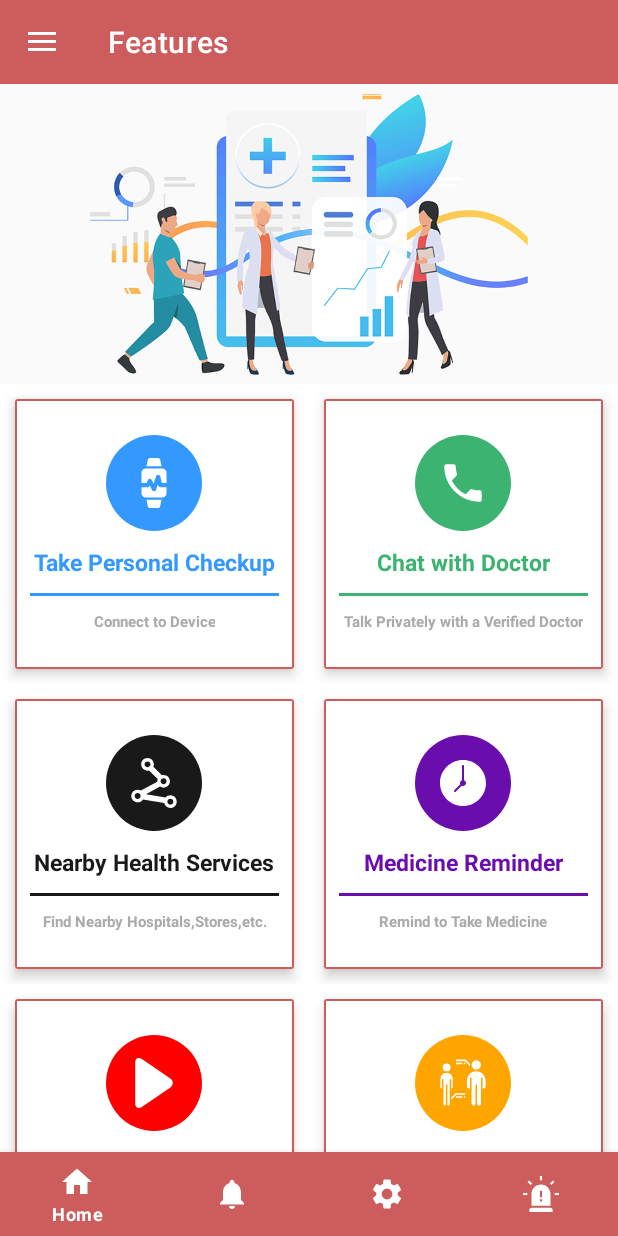
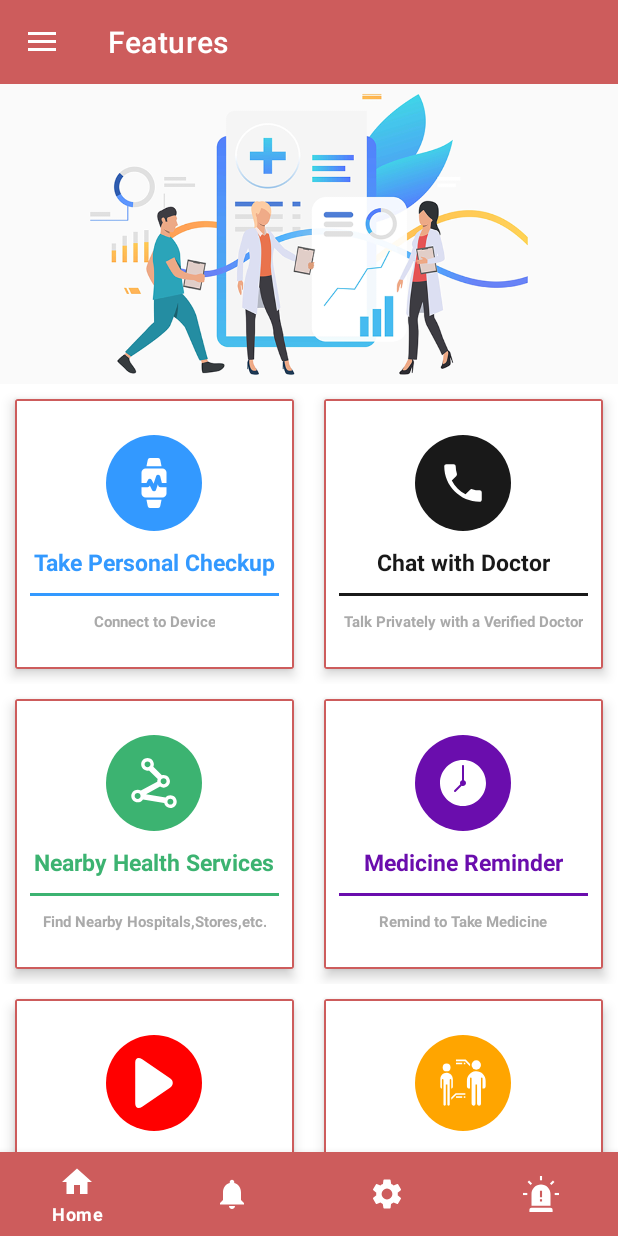
Before and after one commit to tdn1998/CareOnline, an Android app: the HomeFragment screen opened directly, with no data from a screen before it, on a phone screen of 412 x 824 dp. Run offline under Robolectric (Android 15) with nearby library versions, the phone set to English and light mode, and no system bars; our stand-ins replace CircleImageView, Firebase (no records; nobody signed in at launch, a user with empty details on screens opened directly), Picasso; libraries missing offline, so code that uses them is left out: com.daimajia.androidanimations.

Commit message:
theme color change

```diff
--- a/app/src/main/res/layout/fragment_home.xml
+++ b/app/src/main/res/layout/fragment_home.xml
@@ -100,7 +100,7 @@
                         android:layout_width="64dp"
                         android:layout_height="64dp"
                         android:background="@drawable/circle_back"
-                        android:backgroundTint="@color/MEDIUMSEAGREEN"
+                        android:backgroundTint="@color/light_black"
                         android:padding="15dp"
                         android:src="@drawable/call_icon" />
 
@@ -109,7 +109,7 @@
                         android:layout_height="wrap_content"
                         android:layout_marginTop="10dp"
                         android:text="Chat with Doctor"
-                        android:textColor="@color/MEDIUMSEAGREEN"
+                        android:textColor="@color/light_black"
                         android:textSize="15sp"
                         android:textStyle="bold" />
 
@@ -117,7 +117,7 @@
                         android:layout_width="match_parent"
                         android:layout_height="2dp"
                         android:layout_margin="10dp"
-                        android:background="@color/MEDIUMSEAGREEN" />
+                        android:background="@color/light_black" />
 
                     <TextView
                         android:layout_width="wrap_content"
@@ -164,7 +164,7 @@
                         android:layout_width="64dp"
                         android:layout_height="64dp"
                         android:background="@drawable/circle_back"
-                        android:backgroundTint="@color/light_black"
+                        android:backgroundTint="@color/MEDIUMSEAGREEN"
                         android:padding="15dp"
                         android:src="@drawable/travel_icon" />
 
@@ -173,7 +173,7 @@
                         android:layout_height="wrap_content"
                         android:layout_marginTop="10dp"
                         android:text="Nearby Health Services"
-                        android:textColor="@color/light_black"
+                        android:textColor="@color/MEDIUMSEAGREEN"
                         android:textSize="15sp"
                         android:textStyle="bold" />
 
@@ -181,7 +181,7 @@
                         android:layout_width="match_parent"
                         android:layout_height="2dp"
                         android:layout_margin="10dp"
-                        android:background="@color/light_black" />
+                        android:background="@color/MEDIUMSEAGREEN" />
 
                     <TextView
                         android:layout_width="wrap_content"
```
